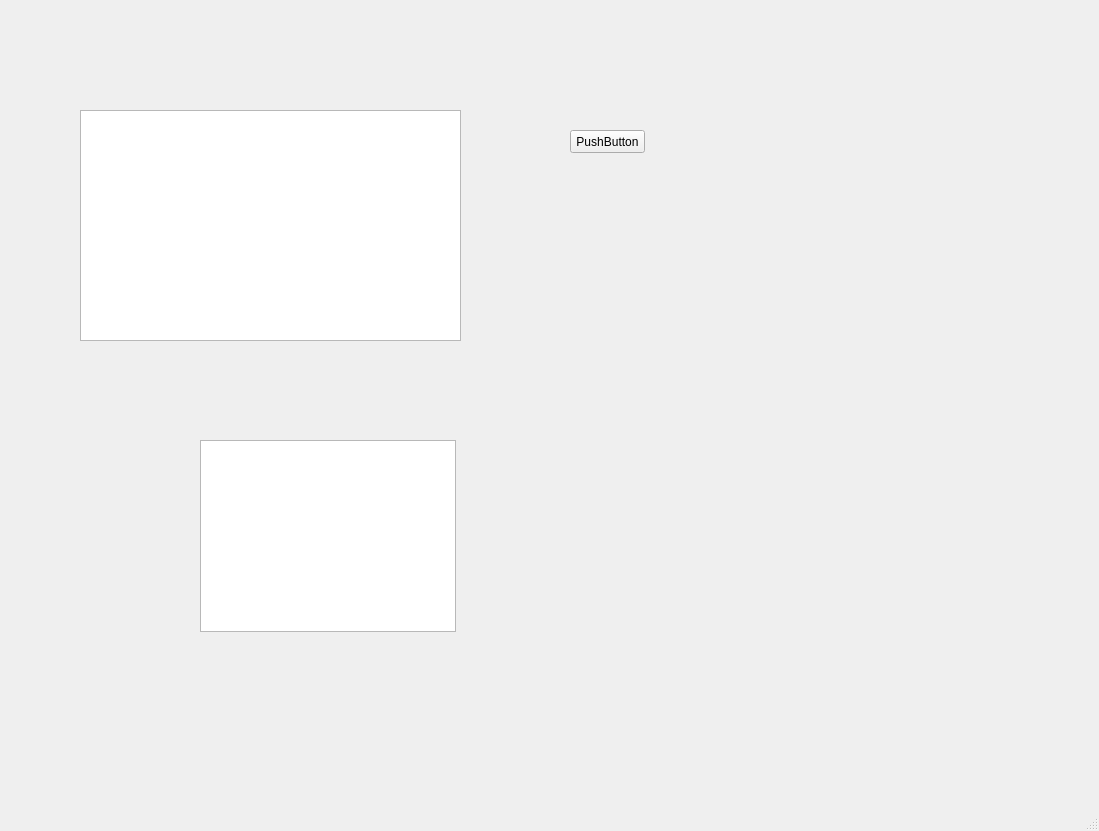
AlanLeinhard/incident, file script.ui: the form before one commit.
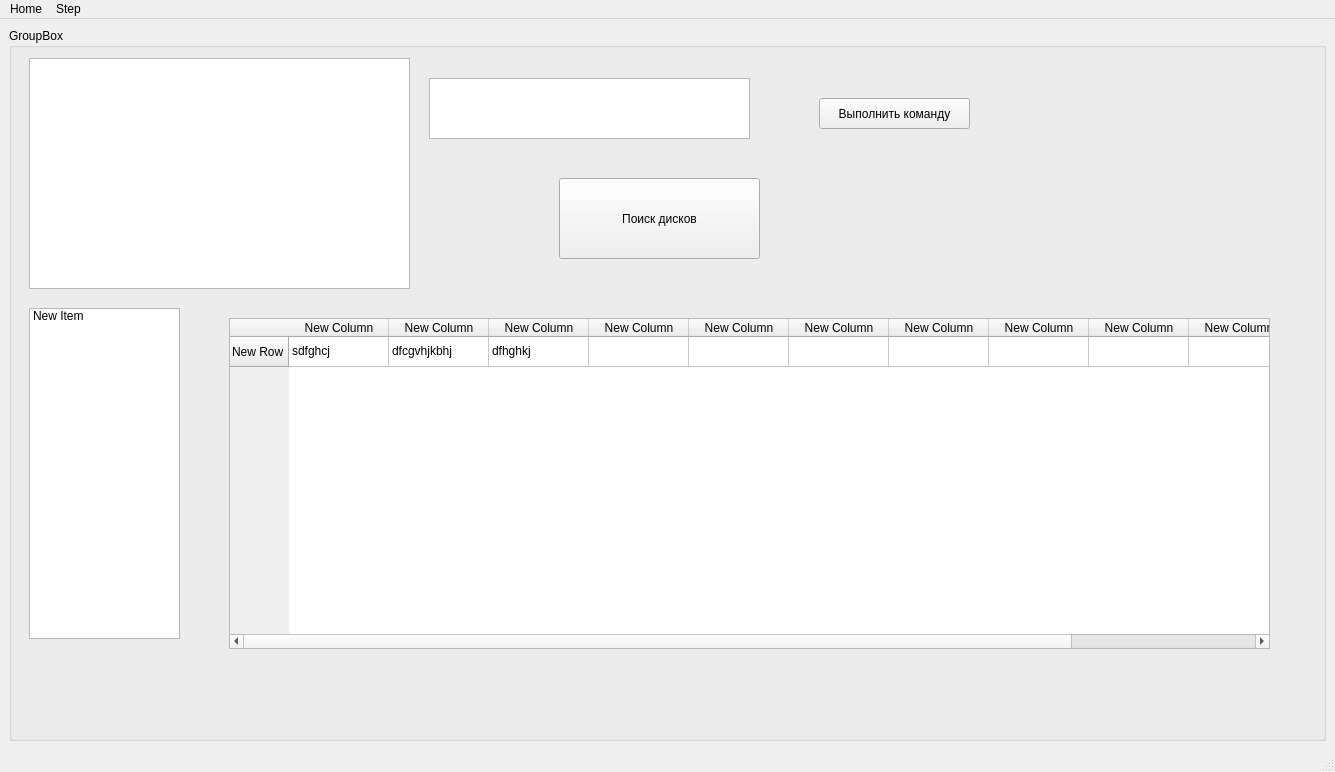
The form after the commit.

```diff
--- a/script.ui
+++ b/script.ui
@@ -6,57 +6,191 @@
    <rect>
     <x>0</x>
     <y>0</y>
-    <width>1099</width>
-    <height>831</height>
+    <width>1335</width>
+    <height>772</height>
    </rect>
   </property>
   <property name="windowTitle">
    <string>MainWindow</string>
   </property>
   <widget class="QWidget" name="centralwidget">
-   <widget class="QPushButton" name="pushButton">
-    <property name="geometry">
-     <rect>
-      <x>570</x>
-      <y>130</y>
-      <width>75</width>
-      <height>23</height>
-     </rect>
-    </property>
-    <property name="text">
-     <string>PushButton</string>
-    </property>
-   </widget>
-   <widget class="QPlainTextEdit" name="plainTextEdit">
-    <property name="geometry">
-     <rect>
-      <x>80</x>
-      <y>110</y>
-      <width>381</width>
-      <height>231</height>
-     </rect>
-    </property>
-   </widget>
-   <widget class="QListWidget" name="listWidget">
-    <property name="geometry">
-     <rect>
-      <x>200</x>
-      <y>440</y>
-      <width>256</width>
-      <height>192</height>
-     </rect>
-    </property>
-   </widget>
+   <layout class="QVBoxLayout" name="verticalLayout_2">
+    <item>
+     <widget class="QGroupBox" name="groupBox">
+      <property name="title">
+       <string>GroupBox</string>
+      </property>
+      <widget class="QPlainTextEdit" name="plainTextEdit">
+       <property name="geometry">
+        <rect>
+         <x>20</x>
+         <y>30</y>
+         <width>381</width>
+         <height>231</height>
+        </rect>
+       </property>
+      </widget>
+      <widget class="QPushButton" name="pushButton">
+       <property name="geometry">
+        <rect>
+         <x>550</x>
+         <y>150</y>
+         <width>201</width>
+         <height>81</height>
+        </rect>
+       </property>
+       <property name="text">
+        <string>Поиск дисков</string>
+       </property>
+      </widget>
+      <widget class="QListWidget" name="listWidget">
+       <property name="geometry">
+        <rect>
+         <x>20</x>
+         <y>280</y>
+         <width>151</width>
+         <height>331</height>
+        </rect>
+       </property>
+       <item>
+        <property name="text">
+         <string>New Item</string>
+        </property>
+       </item>
+      </widget>
+      <widget class="QPlainTextEdit" name="plainTextEdit_2">
+       <property name="geometry">
+        <rect>
+         <x>420</x>
+         <y>50</y>
+         <width>321</width>
+         <height>61</height>
+        </rect>
+       </property>
+      </widget>
+      <widget class="QPushButton" name="pushButton_2">
+       <property name="geometry">
+        <rect>
+         <x>810</x>
+         <y>70</y>
+         <width>151</width>
+         <height>31</height>
+        </rect>
+       </property>
+       <property name="text">
+        <string>Выполнить команду</string>
+       </property>
+      </widget>
+      <widget class="QTableWidget" name="tableWidget">
+       <property name="geometry">
+        <rect>
+         <x>220</x>
+         <y>290</y>
+         <width>1041</width>
+         <height>331</height>
+        </rect>
+       </property>
+       <row>
+        <property name="text">
+         <string>New Row</string>
+        </property>
+       </row>
+       <column>
+        <property name="text">
+         <string>New Column</string>
+        </property>
+       </column>
+       <column>
+        <property name="text">
+         <string>New Column</string>
+        </property>
+       </column>
+       <column>
+        <property name="text">
+         <string>New Column</string>
+        </property>
+       </column>
+       <column>
+        <property name="text">
+         <string>New Column</string>
+        </property>
+       </column>
+       <column>
+        <property name="text">
+         <string>New Column</string>
+        </property>
+       </column>
+       <column>
+        <property name="text">
+         <string>New Column</string>
+        </property>
+       </column>
+       <column>
+        <property name="text">
+         <string>New Column</string>
+        </property>
+       </column>
+       <column>
+        <property name="text">
+         <string>New Column</string>
+        </property>
+       </column>
+       <column>
+        <property name="text">
+         <string>New Column</string>
+        </property>
+       </column>
+       <column>
+        <property name="text">
+         <string>New Column</string>
+        </property>
+       </column>
+       <column>
+        <property name="text">
+         <string>New Column</string>
+        </property>
+       </column>
+       <item row="0" column="0">
+        <property name="text">
+         <string>sdfghcj</string>
+        </property>
+       </item>
+       <item row="0" column="1">
+        <property name="text">
+         <string>dfcgvhjkbhj</string>
+        </property>
+       </item>
+       <item row="0" column="2">
+        <property name="text">
+         <string>dfhghkj</string>
+        </property>
+       </item>
+      </widget>
+     </widget>
+    </item>
+   </layout>
   </widget>
   <widget class="QMenuBar" name="menubar">
    <property name="geometry">
     <rect>
      <x>0</x>
      <y>0</y>
-     <width>1099</width>
+     <width>1335</width>
      <height>21</height>
     </rect>
    </property>
+   <widget class="QMenu" name="menuHome">
+    <property name="title">
+     <string>Home</string>
+    </property>
+   </widget>
+   <widget class="QMenu" name="menuStep">
+    <property name="title">
+     <string>Step</string>
+    </property>
+   </widget>
+   <addaction name="menuHome"/>
+   <addaction name="menuStep"/>
   </widget>
   <widget class="QStatusBar" name="statusbar"/>
  </widget>
```
